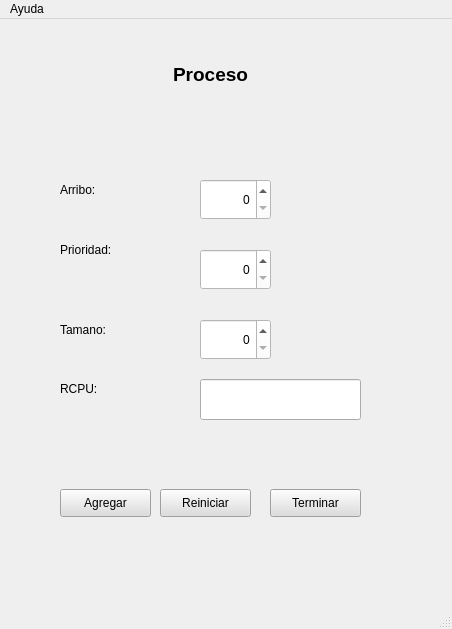
Before: the Qt Designer form apps/ui/cargarProceso.ui in AlejandroFNadal/SistOp2019, drawn with Qt 5.
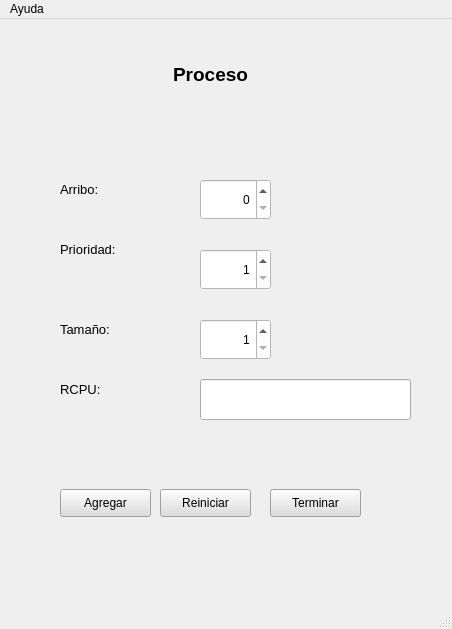
After: the same form once the commit is applied.

Commit message: se modifico y agrego campos ui

What changed in the file:
```diff
--- a/apps/ui/cargarProceso.ui
+++ b/apps/ui/cargarProceso.ui
@@ -39,6 +39,11 @@
       <height>41</height>
      </rect>
     </property>
+    <property name="font">
+     <font>
+      <pointsize>10</pointsize>
+     </font>
+    </property>
     <property name="text">
      <string>Arribo:</string>
     </property>
@@ -106,6 +111,9 @@
     <property name="alignment">
      <set>Qt::AlignRight|Qt::AlignTrailing|Qt::AlignVCenter</set>
     </property>
+    <property name="minimum">
+     <number>1</number>
+    </property>
    </widget>
    <widget class="QSpinBox" name="spinBoxTamMemo_2">
     <property name="geometry">
@@ -122,6 +130,12 @@
     <property name="alignment">
      <set>Qt::AlignRight|Qt::AlignTrailing|Qt::AlignVCenter</set>
     </property>
+    <property name="minimum">
+     <number>1</number>
+    </property>
+    <property name="maximum">
+     <number>3</number>
+    </property>
    </widget>
    <widget class="QLabel" name="label_7">
     <property name="geometry">
@@ -155,6 +169,11 @@
       <height>41</height>
      </rect>
     </property>
+    <property name="font">
+     <font>
+      <pointsize>10</pointsize>
+     </font>
+    </property>
     <property name="text">
      <string>Prioridad:</string>
     </property>
@@ -164,7 +183,7 @@
      <rect>
       <x>200</x>
       <y>360</y>
-      <width>161</width>
+      <width>211</width>
       <height>41</height>
      </rect>
     </property>
@@ -178,8 +197,13 @@
       <height>41</height>
      </rect>
     </property>
+    <property name="font">
+     <font>
+      <pointsize>10</pointsize>
+     </font>
+    </property>
     <property name="text">
-     <string>Tamano:</string>
+     <string>Tamaño:</string>
     </property>
    </widget>
    <widget class="QLabel" name="label_4">
@@ -191,6 +215,11 @@
       <height>20</height>
      </rect>
     </property>
+    <property name="font">
+     <font>
+      <pointsize>10</pointsize>
+     </font>
+    </property>
     <property name="text">
      <string>RCPU:</string>
     </property>
```
Left out of the diff: 12 changed lines with no effect on the pictures. The commit also changes 7 other files.
